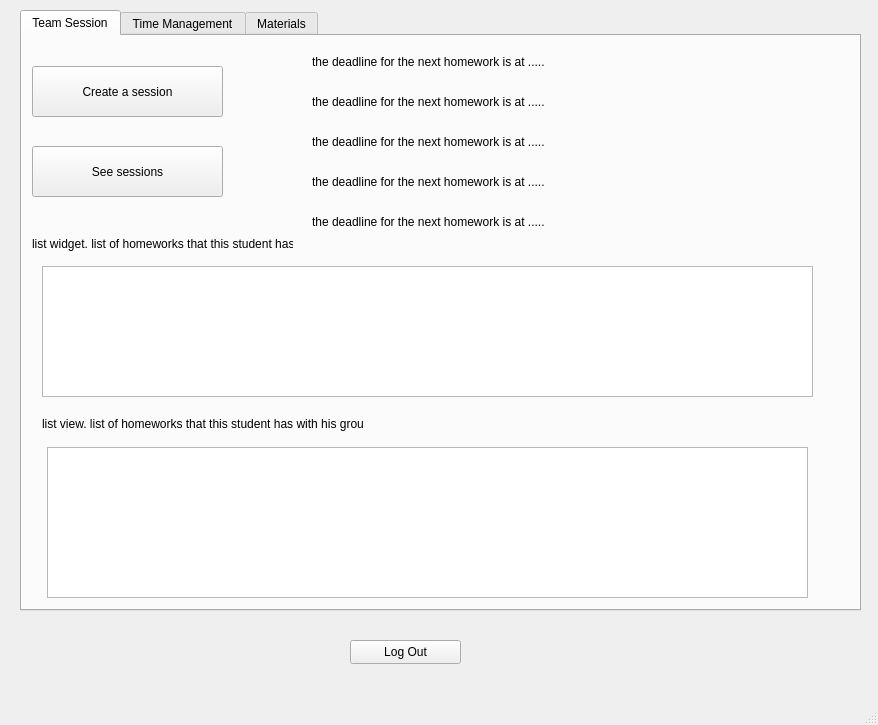
First picture: the form in gui_main_window.ui, repository zgjimzhubajj/Student-Assistant, before the edit.
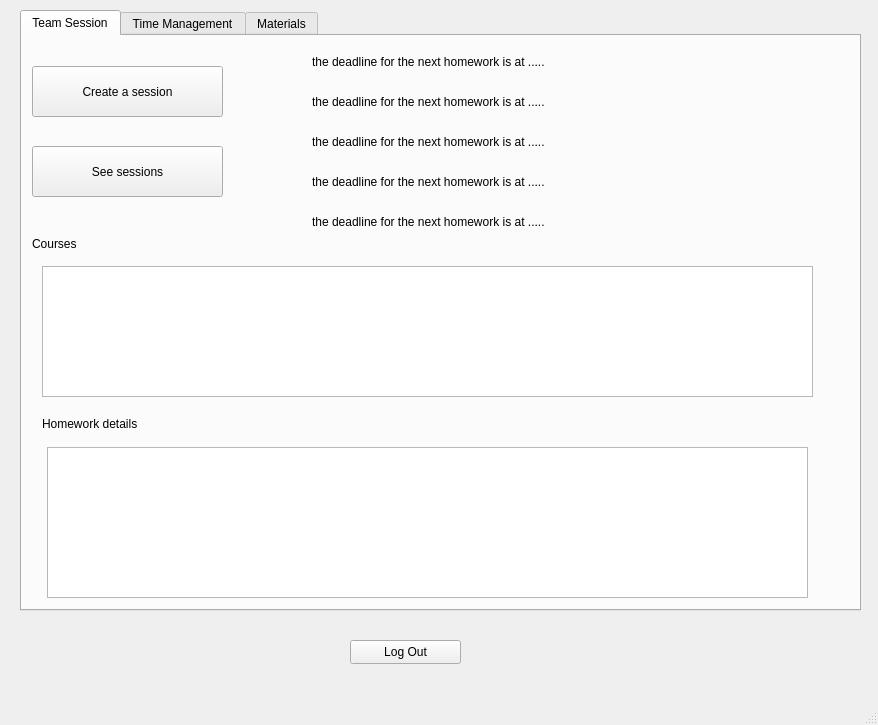
Second picture: the form after the edit.

Diff of the .ui file:
```diff
--- a/gui_main_window.ui
+++ b/gui_main_window.ui
@@ -79,7 +79,7 @@
        </rect>
       </property>
       <property name="text">
-       <string>list widget. list of homeworks that this student has</string>
+       <string>Courses</string>
       </property>
      </widget>
      <widget class="QLabel" name="lbl_list_view">
@@ -92,7 +92,7 @@
        </rect>
       </property>
       <property name="text">
-       <string>list view. list of homeworks that this student has with his group</string>
+       <string>Homework details</string>
       </property>
      </widget>
      <widget class="QLabel" name="lbl_ts_time_left_for_next_homework_3">
```
Left out of the diff: 2 changed lines with no effect on the pictures.
